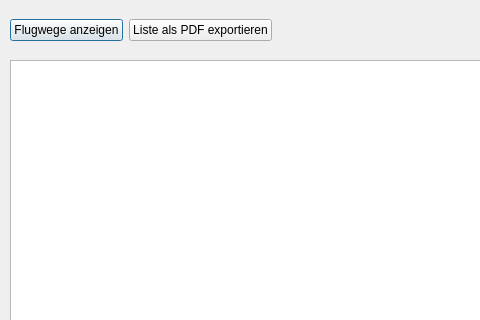
The window that APIS/forms/apis_film_selection_list_form.ui (APIS-Luftbildarchiv/APIS) describes before a commit, drawn with Qt 5; both pictures show x 0 to 480 and y 0 to 320 of the 750 by 550 pixel window.
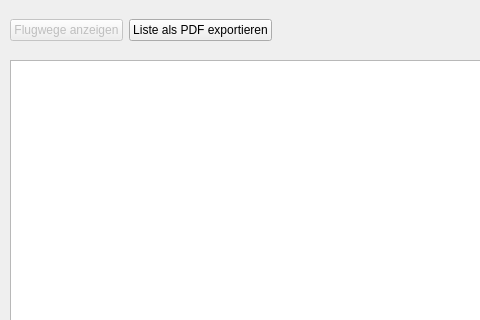
The same window after the commit. Icons and pictures are not drawn.

```diff
--- a/APIS/forms/apis_film_selection_list_form.ui
+++ b/APIS/forms/apis_film_selection_list_form.ui
@@ -34,7 +34,10 @@
    </property>
    <layout class="QHBoxLayout" name="horizontalLayout">
     <item>
-     <widget class="QPushButton" name="pushButton_2">
+     <widget class="QPushButton" name="uiDisplayFlightPathBtn">
+      <property name="enabled">
+       <bool>false</bool>
+      </property>
       <property name="text">
        <string>Flugwege anzeigen</string>
       </property>
```
Left out of the diff: 4 changed lines with no effect on the pictures.
